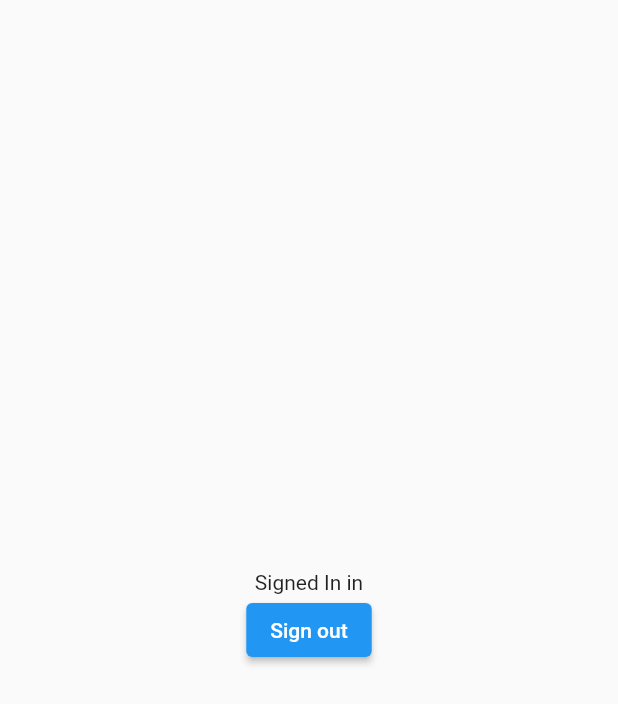
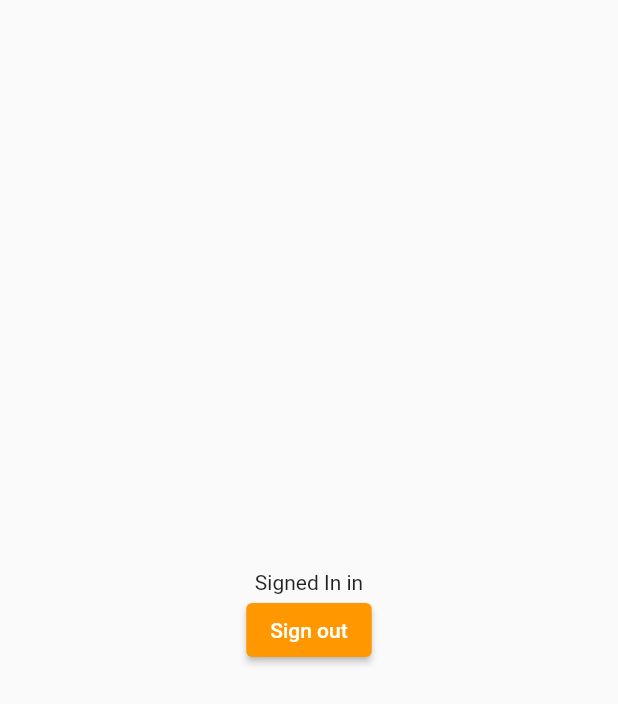
Before and after one commit to MilicTG/ecommerce, a Flutter app: the screen it shows once a user with an empty profile is signed in, on a phone screen of 412 x 824 dp. Shown: the top 704 px of the screen. Run offline on Flutter 3.47's test engine with Material 2 defaults, Android fonts, the phone set to English and light mode, and no system bars; our stand-ins replace firebase_auth, firebase_core, flutter_riverpod; missing offline and left inert: cloud_firestore_web, firebase_auth_web, firebase_core_web, firebase_database_web, firebase_storage_web, flutter_facebook_auth_web and 3 more; accounts and stored records are empty.

Commit message:
Admi log in

```diff
--- a/lib/app/auth_widget.dart
+++ b/lib/app/auth_widget.dart
@@ -6,20 +6,28 @@ import 'package:flutter_riverpod/flutter_riverpod.dart';
 class AuthWidget extends ConsumerWidget {
   final WidgetBuilder nonSignedInBuilder;
   final WidgetBuilder signedInBuilder;
+  final WidgetBuilder adminSignedInBuilder;
 
   const AuthWidget(
       {Key? key,
       required this.signedInBuilder,
-      required this.nonSignedInBuilder})
+      required this.nonSignedInBuilder,
+      required this.adminSignedInBuilder})
       : super(key: key);
+
+  final adminEmail = "admin@admin.com";
 
   @override
   Widget build(BuildContext context, WidgetRef ref) {
     final authStateChanges = ref.watch(authStateChangesProvider);
+    const adminEmail = "admin@admin.com"; // store this somewhere else
 
     return authStateChanges.when(
-      data: (user) =>
-          user != null ? signedInBuilder(context) : nonSignedInBuilder(context),
+      data: (user) => user != null
+          ? user.email == adminEmail
+              ? adminSignedInBuilder(context)
+              : signedInBuilder(context)
+          : nonSignedInBuilder(context),
       loading: () => const Scaffold(
         body: Center(
           child: CircularProgressIndicator(),
--- a/lib/main.dart
+++ b/lib/main.dart
@@ -3,6 +3,7 @@ import 'package:ecommerce/app/pages/auth/sign_in_page.dart';
 import 'package:firebase_core/firebase_core.dart';
 import 'package:flutter/material.dart';
 import 'package:flutter_riverpod/flutter_riverpod.dart';
+import 'app/pages/admin_home.dart';
 import 'app/providers.dart';
 import 'firebase_options.dart';
 
@@ -23,9 +24,12 @@ class MyApp extends ConsumerWidget {
     return MaterialApp(
       title: 'Flutter Demo',
       theme: ThemeData(
-        primarySwatch: Colors.blue,
-      ),
+          colorScheme: ColorScheme.fromSeed(
+        primary: Colors.orange,
+        seedColor: Colors.orange,
+      )),
       home: AuthWidget(
+        adminSignedInBuilder: (context) => AdminHome(),
         signedInBuilder: (context) => Scaffold(
           body: Center(
               child: Column(
```
Also changed, not shown: lib/app/pages/admin_home.dart (added, +22 -0 lines).
